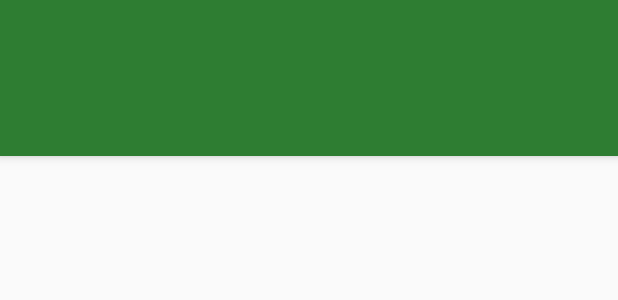
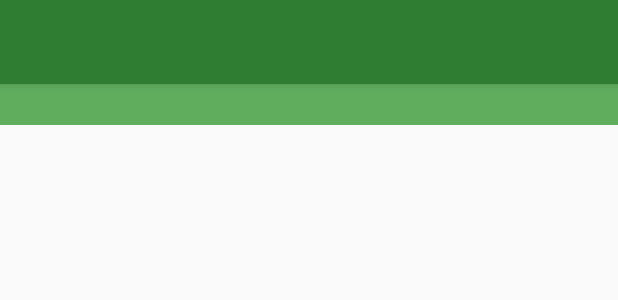
Before and after one commit to FJAranda/Find4SportApp, an Android app: the layout activity_planing.xml on its own in the app's theme, with its tools: preview values and no code run, on a phone screen of 412 x 824 dp. Shown: the top 300 px of the screen. Run offline under Robolectric (Android 15) with nearby library versions, the phone set to English and light mode, and no system bars.

Commit message:
Finished Viewpager with PagerTitleStrip.

```diff
--- a/app/src/main/java/find4sport/com/find4sport/pojo/Deportista.java
+++ b/app/src/main/java/find4sport/com/find4sport/POJO/Deportista.java
@@ -1,4 +1,4 @@
-package find4sport.com.find4sport.pojo;
+package find4sport.com.find4sport.POJO;
 
 import android.media.Image;
 
--- a/app/src/main/java/find4sport/com/find4sport/pojo/Instalacion.java
+++ b/app/src/main/java/find4sport/com/find4sport/POJO/Instalacion.java
@@ -1,4 +1,4 @@
-package find4sport.com.find4sport.pojo;
+package find4sport.com.find4sport.POJO;
 
 import android.media.Image;
 
--- a/app/src/main/java/find4sport/com/find4sport/pojo/Pista.java
+++ b/app/src/main/java/find4sport/com/find4sport/POJO/Pista.java
@@ -1,4 +1,4 @@
-package find4sport.com.find4sport.pojo;
+package find4sport.com.find4sport.POJO;
 
 import java.util.List;
 
--- a/app/src/main/java/find4sport/com/find4sport/pojo/Quedada.java
+++ b/app/src/main/java/find4sport/com/find4sport/POJO/Quedada.java
@@ -1,4 +1,4 @@
-package find4sport.com.find4sport.pojo;
+package find4sport.com.find4sport.POJO;
 
 import java.util.Date;
 import java.util.List;
--- a/app/src/main/java/find4sport/com/find4sport/adapter/QuedadasAdapter.java
+++ b/app/src/main/java/find4sport/com/find4sport/adapter/QuedadasAdapter.java
@@ -6,7 +6,7 @@ import android.view.ViewGroup;
 
 import java.util.ArrayList;
 
-import find4sport.com.find4sport.pojo.Quedada;
+import find4sport.com.find4sport.POJO.Quedada;
 
 /**
  * Created by el_ja on 19/01/2018.
--- a/app/src/main/java/find4sport/com/find4sport/ui/QuedadasFragment.java
+++ b/app/src/main/java/find4sport/com/find4sport/ui/QuedadasFragment.java
@@ -14,7 +14,7 @@ import java.util.ArrayList;
 import java.util.Calendar;
 import java.util.Date;
 
-import find4sport.com.find4sport.pojo.Quedada;
+import find4sport.com.find4sport.POJO.Quedada;
 import find4sport.com.find4sport.R;
 import find4sport.com.find4sport.adapter.QuedadasAdapter;
 
--- a/app/src/main/res/layout/activity_planing.xml
+++ b/app/src/main/res/layout/activity_planing.xml
@@ -26,15 +26,6 @@
         app:layout_scrollFlags="scroll|enterAlways"
         />
 
-    <android.support.design.widget.TabLayout
-        android:id="@+id/tlPlaning"
-        android:layout_width="0dp"
-        android:layout_height="wrap_content"
-        app:layout_constraintEnd_toEndOf="parent"
-        app:layout_constraintStart_toStartOf="parent"
-        app:layout_constraintTop_toBottomOf="@+id/tbPlaning">
-    </android.support.design.widget.TabLayout>
-
     </android.support.design.widget.AppBarLayout>
 
     <android.support.v4.view.ViewPager
@@ -45,5 +36,18 @@
         app:layout_constraintBottom_toBottomOf="parent"
         app:layout_constraintEnd_toEndOf="parent"
         app:layout_constraintStart_toStartOf="parent"
-        app:layout_constraintTop_toBottomOf="@+id/tlPlaning"></android.support.v4.view.ViewPager>
+        app:layout_constraintTop_toBottomOf="@+id/tlPlaning">
+
+        <android.support.v4.view.PagerTitleStrip
+            android:id="@+id/ptsPlaning"
+            android:layout_width="match_parent"
+            android:layout_height="wrap_content"
+            android:background="@color/colorPrimaryLight"
+            android:textColor="@android:color/white"
+            android:paddingTop="4dp"
+            android:paddingBottom="4dp">
+
+        </android.support.v4.view.PagerTitleStrip>
+
+    </android.support.v4.view.ViewPager>
 </android.support.design.widget.CoordinatorLayout>
```
Also changed, not shown: app/src/main/java/find4sport/com/find4sport/POJO/Comentario.java (renamed from app/src/main/java/find4sport/com/find4sport/pojo/Puntuacion.java, +3 -12 lines), app/src/main/java/find4sport/com/find4sport/POJO/Puntuacion.java (renamed from app/src/main/java/find4sport/com/find4sport/pojo/Comentario.java, +12 -3 lines), app/src/main/java/find4sport/com/find4sport/PlaningActivity.java (+9 -16 lines), app/src/main/java/find4sport/com/find4sport/adapter/PlaningPagerAdapter.java (+13 -3 lines).
